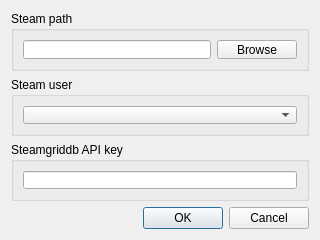
Above: ui/setup_dialog.ui from OmarQurashi868/shortyQt before the change. Below: the same form after it.
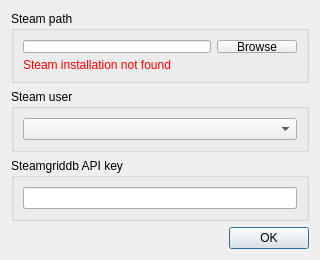
That is the form after the change.

Commit message: fill data + steam check

```diff
--- a/ui/setup_dialog.ui
+++ b/ui/setup_dialog.ui
@@ -7,7 +7,7 @@
     <x>0</x>
     <y>0</y>
     <width>320</width>
-    <height>240</height>
+    <height>260</height>
    </rect>
   </property>
   <property name="sizePolicy">
@@ -19,18 +19,24 @@
   <property name="minimumSize">
    <size>
     <width>320</width>
-    <height>240</height>
+    <height>260</height>
    </size>
   </property>
   <property name="maximumSize">
    <size>
     <width>320</width>
-    <height>240</height>
+    <height>260</height>
    </size>
   </property>
   <property name="windowTitle">
    <string>Setup</string>
   </property>
+  <property name="sizeGripEnabled">
+   <bool>false</bool>
+  </property>
+  <property name="modal">
+   <bool>true</bool>
+  </property>
   <layout class="QGridLayout" name="gridLayout">
    <item row="1" column="0">
     <widget class="QGroupBox" name="userBox">
@@ -46,11 +52,17 @@
    </item>
    <item row="3" column="0">
     <widget class="QDialogButtonBox" name="buttonBox">
+     <property name="enabled">
+      <bool>true</bool>
+     </property>
      <property name="orientation">
       <enum>Qt::Orientation::Horizontal</enum>
      </property>
      <property name="standardButtons">
-      <set>QDialogButtonBox::StandardButton::Cancel|QDialogButtonBox::StandardButton::Ok</set>
+      <set>QDialogButtonBox::StandardButton::Ok</set>
+     </property>
+     <property name="centerButtons">
+      <bool>false</bool>
      </property>
     </widget>
    </item>
@@ -59,14 +71,28 @@
      <property name="title">
       <string>Steam path</string>
      </property>
-     <layout class="QHBoxLayout" name="horizontalLayout">
+     <layout class="QVBoxLayout" name="verticalLayout">
       <item>
-       <widget class="QLineEdit" name="pathField"/>
+       <layout class="QHBoxLayout" name="horizontalLayout">
+        <item>
+         <widget class="QLineEdit" name="pathField"/>
+        </item>
+        <item>
+         <widget class="QPushButton" name="browseButton">
+          <property name="text">
+           <string>Browse</string>
+          </property>
+         </widget>
+        </item>
+       </layout>
       </item>
       <item>
-       <widget class="QPushButton" name="browseButton">
+       <widget class="QLabel" name="pathLabel">
+        <property name="styleSheet">
+         <string notr="true">color: red;</string>
+        </property>
         <property name="text">
-         <string>Browse</string>
+         <string>Steam installation not found</string>
         </property>
        </widget>
       </item>
```
Left out of the diff: 2 changed lines with no effect on the pictures. The commit also changes 4 other files.
